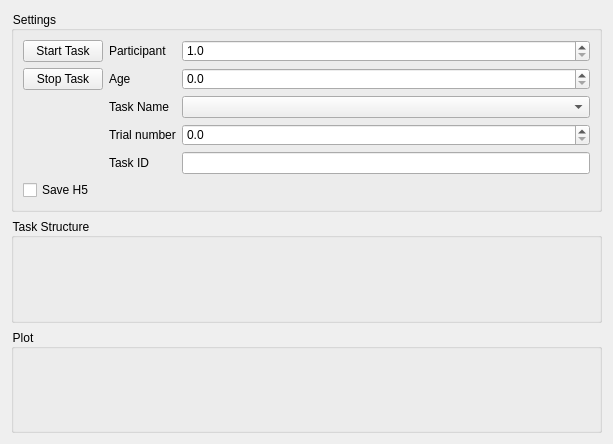
Qt form Experiment.UI (liorse/Lital_IMU_Tobii_Pro_Integration) before a commit.
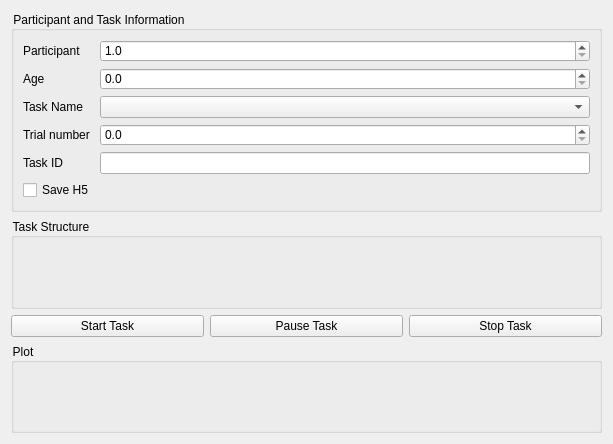
The same form after that commit.

Commit message: GUI changed to reflect the Pause Task button

What changed in the file:
```diff
--- a/Experiment.UI
+++ b/Experiment.UI
@@ -19,8 +19,8 @@
 }
 </string>
   </property>
-  <layout class="QGridLayout" name="gridLayout_2" rowstretch="0,0,0">
-   <item row="2" column="0">
+  <layout class="QGridLayout" name="gridLayout_2" rowstretch="0,0,0,0,0">
+   <item row="4" column="0">
     <widget class="QGroupBox" name="plot_groupBox">
      <property name="title">
       <string>Plot</string>
@@ -31,7 +31,7 @@
    <item row="0" column="0">
     <widget class="QGroupBox" name="settings_groupBox">
      <property name="title">
-      <string>Settings</string>
+      <string>Participant and Task Information</string>
      </property>
      <layout class="QGridLayout" name="gridLayout">
       <item row="2" column="2">
@@ -57,13 +57,6 @@
         </property>
        </widget>
       </item>
-      <item row="2" column="0">
-       <widget class="QPushButton" name="stop_stimuli_pushButton">
-        <property name="text">
-         <string>Stop Task</string>
-        </property>
-       </widget>
-      </item>
       <item row="5" column="1">
        <widget class="QLabel" name="framerate_label_label_13">
         <property name="text">
@@ -90,13 +83,6 @@
         </property>
        </widget>
       </item>
-      <item row="6" column="0">
-       <widget class="QCheckBox" name="save_h5_checkBox">
-        <property name="text">
-         <string>Save H5</string>
-        </property>
-       </widget>
-      </item>
       <item row="3" column="1">
        <widget class="QLabel" name="framerate_label_label_3">
         <property name="text">
@@ -121,10 +107,10 @@
         </property>
        </widget>
       </item>
-      <item row="1" column="0">
-       <widget class="QPushButton" name="start_stimuli_pushButton">
+      <item row="6" column="1">
+       <widget class="QCheckBox" name="save_h5_checkBox">
         <property name="text">
-         <string>Start Task</string>
+         <string>Save H5</string>
         </property>
        </widget>
       </item>
@@ -158,6 +144,31 @@
      <layout class="QVBoxLayout" name="verticalLayout_2"/>
     </widget>
    </item>
+   <item row="2" column="0">
+    <layout class="QHBoxLayout" name="horizontalLayout">
+     <item>
+      <widget class="QPushButton" name="start_stimuli_pushButton">
+       <property name="text">
+        <string>Start Task</string>
+       </property>
+      </widget>
+     </item>
+     <item>
+      <widget class="QPushButton" name="stop_stimuli_pushButton_3">
+       <property name="text">
+        <string>Pause Task</string>
+       </property>
+      </widget>
+     </item>
+     <item>
+      <widget class="QPushButton" name="stop_stimuli_pushButton">
+       <property name="text">
+        <string>Stop Task</string>
+       </property>
+      </widget>
+     </item>
+    </layout>
+   </item>
   </layout>
  </widget>
  <resources/>
```
Left out of the diff: 32 changed lines with no effect on the pictures. The commit also changes 1 other file.
